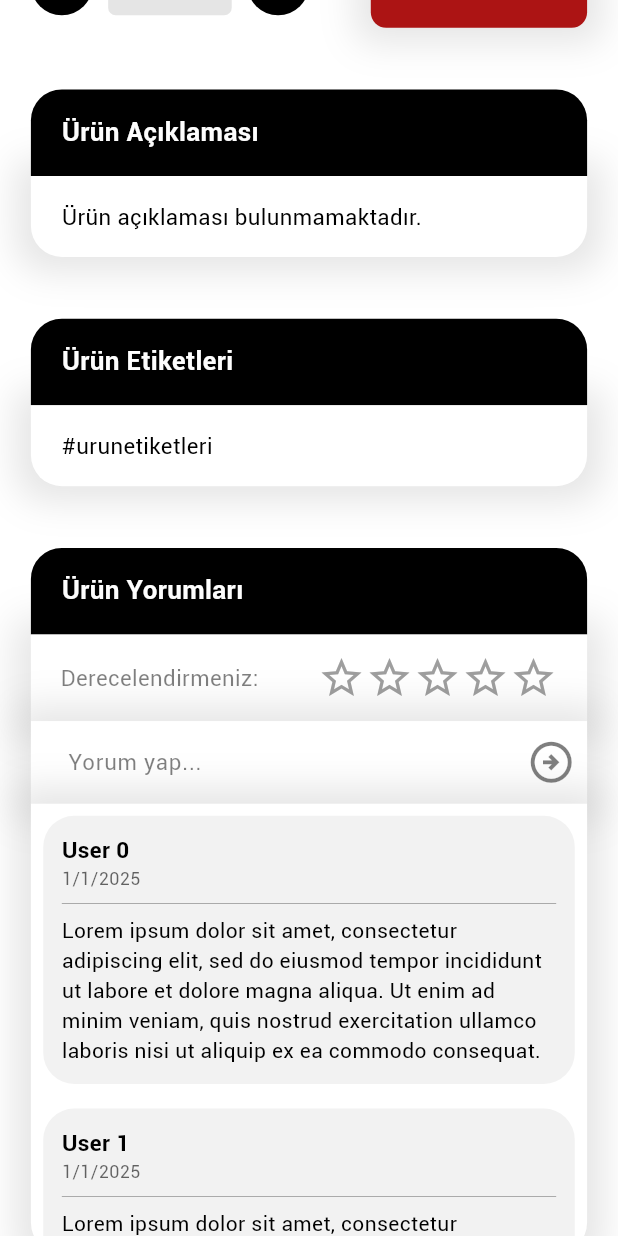
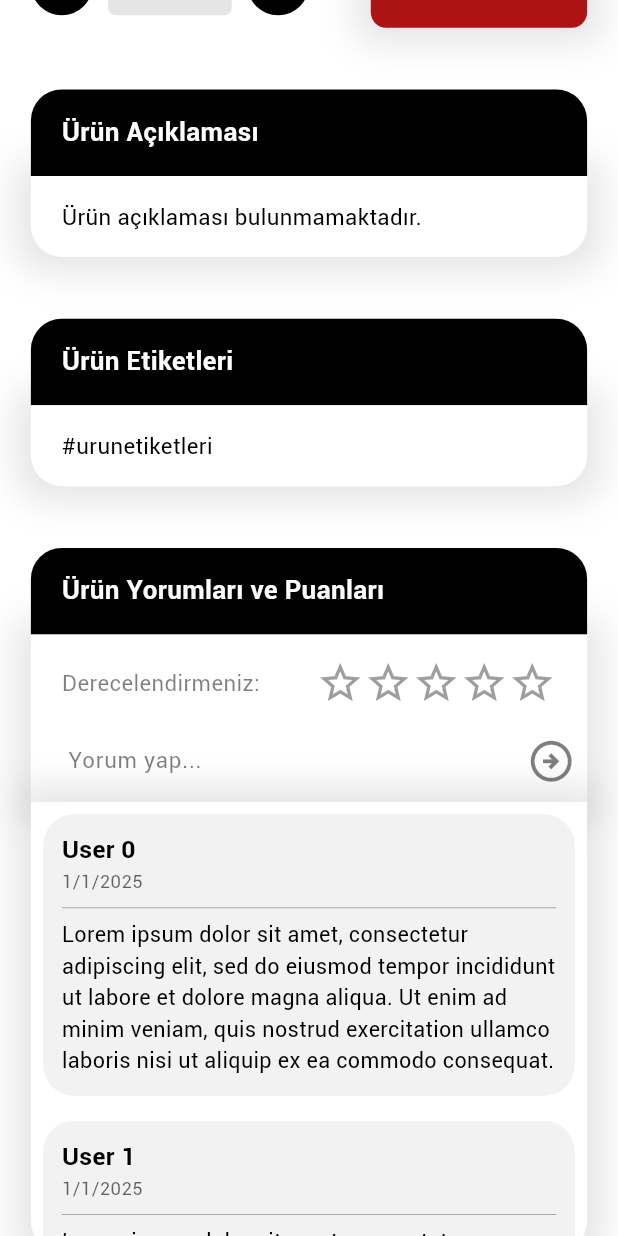
Before and after one commit to baturalpkahveci/flutter-metal-gym, a Flutter app: the ProductDetailsPage screen opened directly with empty values, scrolled down 576 dp, on a phone screen of 412 x 824 dp. Run offline on Flutter 3.47's test engine with Material 3 defaults, Android fonts, the phone set to English and light mode, and no system bars; our stand-ins replace bottom_navy_bar, flutter_dotenv, shared_preferences, smooth_page_indicator; accounts and stored records are empty; network calls fail; Roboto replaces fonts that are missing (liberation_sans).

Commit message:
Minor changes in product details page. Shop page is updated.

```diff
--- a/lib/common/widgets/product_comment_box.dart
+++ b/lib/common/widgets/product_comment_box.dart
@@ -51,7 +51,7 @@ class ProductCommentBox extends StatelessWidget {
                               style: TextStyle(
                                 color: AppColors.primary,
                                 fontFamily: 'liberation_sans',
-                                fontSize: 15,
+                                fontSize: screenWidth * 0.04,
                                 fontWeight: FontWeight.bold,
                               ),
                             ),
@@ -64,7 +64,7 @@ class ProductCommentBox extends StatelessWidget {
                               style: TextStyle(
                                 color: AppColors.primary.withOpacity(0.6),
                                 fontFamily: 'liberation_sans',
-                                fontSize: 12,
+                                fontSize: screenWidth * 0.03,
                                 fontWeight: FontWeight.w500,
                               ),
                             ),
@@ -88,7 +88,7 @@ class ProductCommentBox extends StatelessWidget {
                         comment,
                         style: TextStyle(
                           fontFamily: 'liberation_sans',
-                          fontSize: 14,
+                          fontSize: screenWidth * 0.035,
                           color: AppColors.primary,
                           fontWeight: FontWeight.w400,
                         ),
--- a/lib/pages/product_details.dart
+++ b/lib/pages/product_details.dart
@@ -20,6 +20,7 @@ class _ProductDetailsPageState extends State<ProductDetailsPage>  {
       'Lorem ipsum dolor sit amet, consectetur adipiscing elit, sed do eiusmod tempor incididunt ut labore et dolore magna aliqua. Ut enim ad minim veniam, quis nostrud exercitation ullamco laboris nisi ut aliquip ex ea commodo consequat.';
 
   int productAmount = 1;
+
 
   @override
   Widget build(BuildContext context)  {
@@ -72,9 +73,7 @@ class _ProductDetailsPageState extends State<ProductDetailsPage>  {
                 SizedBox(height: screenHeight * 0.05,),
                 Column(
                   children: [
-
                     _productCommentsHeader(screenHeight, screenWidth),
-                    _ratingInputField(screenHeight, screenWidth),
                     _productCommentsInputField(screenHeight, screenWidth),
                     _productCommentsList(screenWidth, screenHeight),
                   ],
@@ -120,6 +119,7 @@ class _ProductDetailsPageState extends State<ProductDetailsPage>  {
   Container _productCommentsInputField(double screenHeight, double screenWidth) {
     return Container(
       decoration: BoxDecoration(
+        color: AppColors.background,
         boxShadow: [
           BoxShadow(
             color: Colors.black.withOpacity(0.1),
@@ -128,7 +128,36 @@ class _ProductDetailsPageState extends State<ProductDetailsPage>  {
           ),
         ],
       ),
-      child: TextField(
+      child: Column(
+        children: [
+          SizedBox(height: screenHeight * 0.02,),
+          Padding(
+            padding: EdgeInsets.symmetric(horizontal: screenWidth * 0.05),
+            child: Row(
+              mainAxisAlignment: MainAxisAlignment.spaceBetween,
+              children: [
+                Text(
+                  "Derecelendirmeniz:",
+                  style: TextStyle(
+                    color: AppColors.primary.withOpacity(0.5),
+                    fontSize: screenHeight * 0.018,
+                    fontWeight: FontWeight.w500,
+                  ),
+                ),
+                RatingBar(
+                  filledIcon: Icons.star,
+                  emptyIcon: Icons.star_border,
+                  onRatingChanged: (value) {
+                    print("Rating changed to $value");
+                  },
+                  isHalfAllowed: false,
+                  filledColor: AppColors.highlighted,
+                ),
+              ],
+            ),
+          ),
+          SizedBox(height: screenHeight * 0.01,),
+          TextField(
             maxLines: 5,
             minLines: 1,
             decoration: InputDecoration(
@@ -157,47 +186,11 @@ class _ProductDetailsPageState extends State<ProductDetailsPage>  {
               fontWeight: FontWeight.w500,
             ),
           ),
-    );
-  }
-
-  Container _ratingInputField(double screenHeight, double screenWidth) {
-    return Container(
-      height: screenHeight * 0.07,
-      width: double.maxFinite,
-      decoration: BoxDecoration(
-        color: AppColors.background,
-        boxShadow: [
-          BoxShadow(
-            color: Colors.black.withOpacity(0.1),
-            blurRadius: 20,
-            spreadRadius: screenWidth * 0.025,
-          ),
-        ],
-      ),
-      child: Row(
-        mainAxisAlignment: MainAxisAlignment.spaceAround,
-        children: [
-          Text(
-            "Derecelendirmeniz:",
-            style: TextStyle(
-              color: AppColors.primary.withOpacity(0.5),
-              fontSize: screenHeight * 0.018,
-              fontWeight: FontWeight.w500,
-            ),
-          ),
-          RatingBar(
-            filledIcon: Icons.star,
-            emptyIcon: Icons.star_border,
-            onRatingChanged: (value) {
-              print("Rating changed to $value");
-            },
-            isHalfAllowed: false,
-            filledColor: AppColors.highlighted,
-          ),
         ],
       )
     );
   }
+
 
   Container _productCommentsHeader(double screenHeight, double screenWidth) {
     return Container(
@@ -216,7 +209,7 @@ class _ProductDetailsPageState extends State<ProductDetailsPage>  {
           mainAxisAlignment: MainAxisAlignment.start,
           children: [
             Text(
-              'Ürün Yorumları',
+              'Ürün Yorumları ve Puanları',
               style: TextStyle(
                 color: AppColors.background,
                 fontSize: screenHeight * 0.021,
@@ -353,7 +346,7 @@ class _ProductDetailsPageState extends State<ProductDetailsPage>  {
             Container(
               width: screenWidth * 0.8,
               child: Text(
-                widget.product.description  == '' ? "Ürün açıklaması bulunmamaktadır." : widget.product.description,
+                (widget.product.description)  == '' ? "Ürün açıklaması bulunmamaktadır." : widget.product.description.substring(3, (widget.product.description).length - 5),
                 style: TextStyle(
                   color: AppColors.primary,
                   fontSize: screenHeight * 0.018,
@@ -552,7 +545,7 @@ class _ProductDetailsPageState extends State<ProductDetailsPage>  {
               shape: RoundedRectangleBorder(
                 borderRadius: BorderRadius.vertical(
                   top: Radius.circular(screenWidth * 0.05),
-                  )
+                ),
               ),
               action: SnackBarAction(
                 textColor: AppColors.highlighted,
```
Also changed, not shown: lib/common/widgets/product_box.dart (+58 -25 lines), lib/pages/shop.dart (+20 -16 lines). Lines whose indentation alone changed are shown as unchanged.
